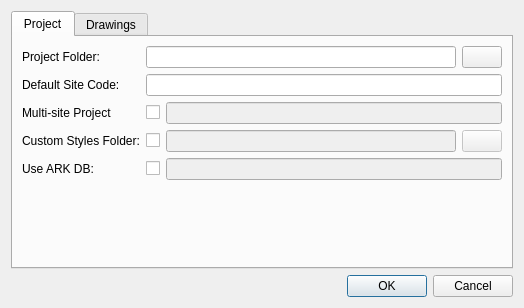
This is src/settings_dialog_base.ui in lparchaeology/ArkPlan as Qt 5 draws it before an edit. The edited form follows.
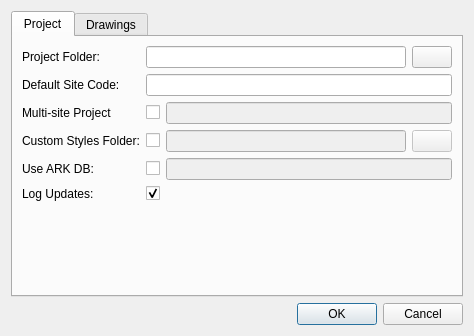
This is the edited form. Icons and pictures are not drawn.

Commit message: Make logging a settings option

Patch:
```diff
--- a/src/settings_dialog_base.ui
+++ b/src/settings_dialog_base.ui
@@ -6,8 +6,8 @@
    <rect>
     <x>0</x>
     <y>0</y>
-    <width>524</width>
-    <height>308</height>
+    <width>474</width>
+    <height>336</height>
    </rect>
   </property>
   <property name="windowTitle">
@@ -85,7 +85,7 @@
          </property>
         </widget>
        </item>
-       <item row="6" column="2">
+       <item row="7" column="2">
         <spacer name="verticalSpacer_4">
          <property name="orientation">
           <enum>Qt::Vertical</enum>
@@ -182,6 +182,23 @@
          </property>
         </widget>
        </item>
+       <item row="6" column="0">
+        <widget class="QLabel" name="logUpdatesLabel">
+         <property name="text">
+          <string>Log Updates:</string>
+         </property>
+        </widget>
+       </item>
+       <item row="6" column="2">
+        <widget class="QCheckBox" name="logUpdatesCheck">
+         <property name="text">
+          <string/>
+         </property>
+         <property name="checked">
+          <bool>true</bool>
+         </property>
+        </widget>
+       </item>
       </layout>
      </widget>
      <widget class="QWidget" name="drawingsTab">
```
The commit also changes 4 other files.
